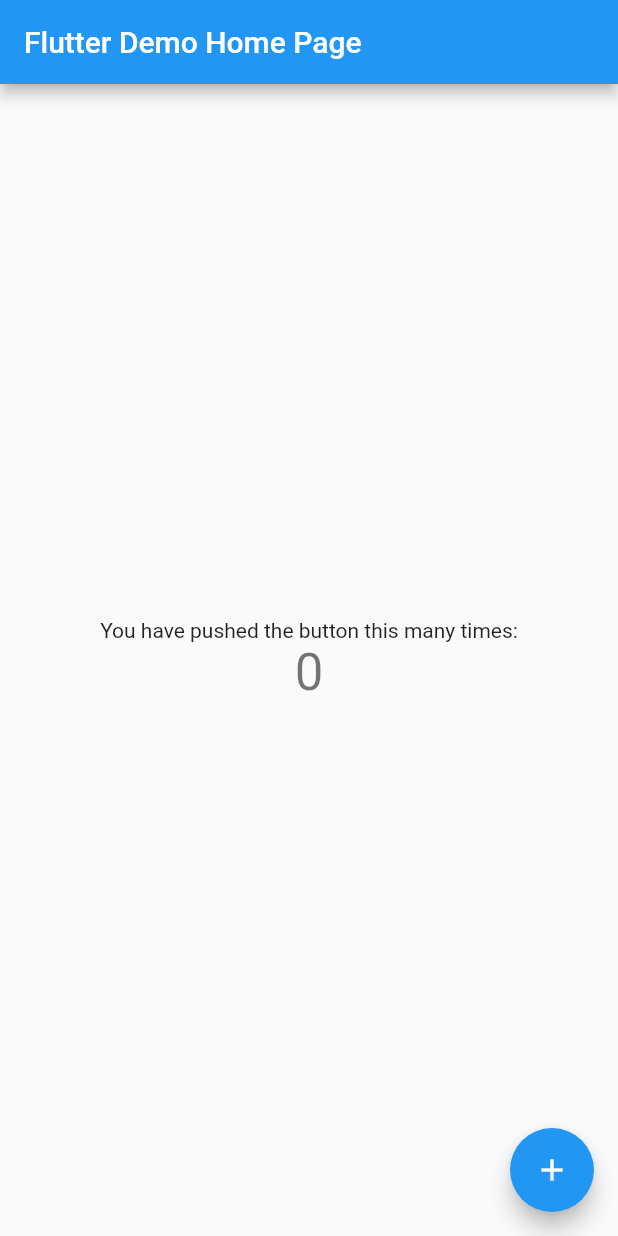
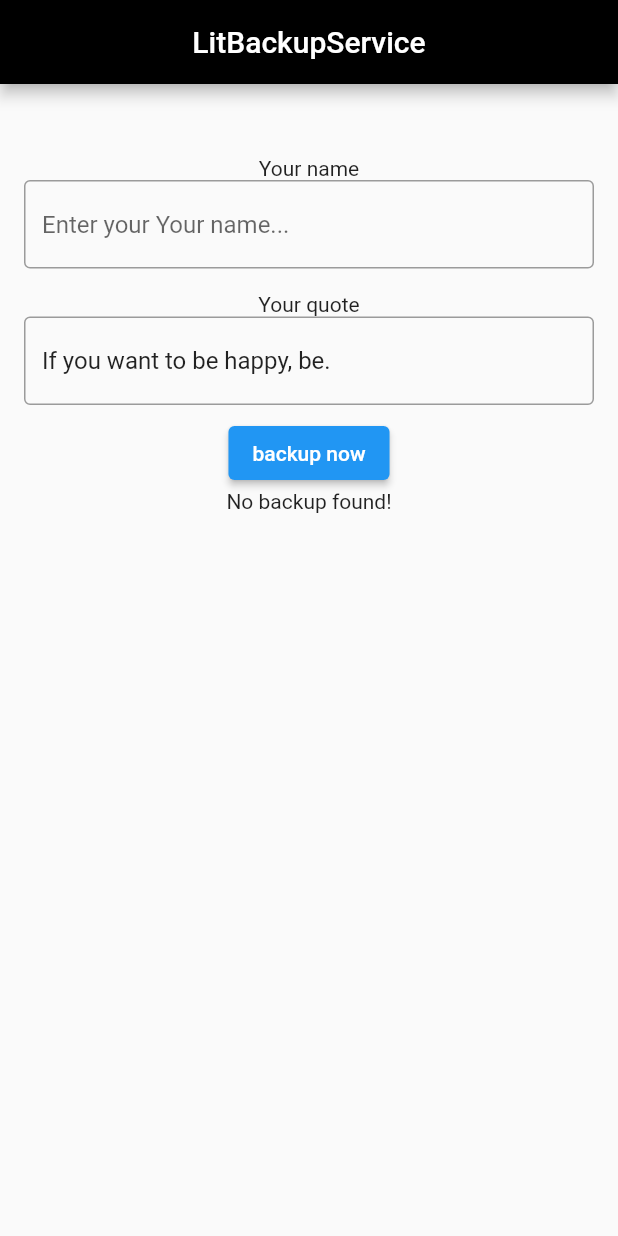
Before and after one commit to litlifesoftware/lit_backup_service, a Flutter app: the screen it shows after launch, on a phone screen of 412 x 824 dp. Run offline on Flutter 3.47's test engine with Material 2 defaults, Android fonts, the phone set to English and light mode, and no system bars.

Commit message:
Implement `example` app

```diff
--- a/example/lib/main.dart
+++ b/example/lib/main.dart
@@ -1,4 +1,36 @@
+import 'dart:convert';
+
 import 'package:flutter/material.dart';
+import 'package:lit_backup_service/lit_backup_service.dart';
+
+class ExampleBackup implements BackupModel {
+  final String name;
+  final String quote;
+  final String backupDate;
+
+  const ExampleBackup({
+    required this.name,
+    required this.quote,
+    required this.backupDate,
+  });
+
+  factory ExampleBackup.fromJson(Map<String, dynamic> json) {
+    return ExampleBackup(
+      name: json['name'] as String,
+      quote: json['quote'] as String,
+      backupDate: json['backupDate'] as String,
+    );
+  }
+
+  @override
+  Map<String, dynamic> toJson() {
+    return {
+      'quote': quote,
+      'name': name,
+      'backupDate': backupDate,
+    };
+  }
+}
 
 void main() {
   runApp(MyApp());
@@ -9,105 +41,214 @@ class MyApp extends StatelessWidget {
   @override
   Widget build(BuildContext context) {
     return MaterialApp(
-      title: 'Flutter Demo',
-      theme: ThemeData(
-        // This is the theme of your application.
-        //
-        // Try running your application with "flutter run". You'll see the
-        // application has a blue toolbar. Then, without quitting the app, try
-        // changing the primarySwatch below to Colors.green and then invoke
-        // "hot reload" (press "r" in the console where you ran "flutter run",
-        // or simply save your changes to "hot reload" in a Flutter IDE).
-        // Notice that the counter didn't reset back to zero; the application
-        // is not restarted.
-        primarySwatch: Colors.blue,
-      ),
-      home: MyHomePage(title: 'Flutter Demo Home Page'),
+      title: 'LitBackupService',
+      debugShowCheckedModeBanner: false,
+      home: HomeScreen(),
     );
   }
 }
 
-class MyHomePage extends StatefulWidget {
-  MyHomePage({Key? key, required this.title}) : super(key: key);
-
-  // This widget is the home page of your application. It is stateful, meaning
-  // that it has a State object (defined below) that contains fields that affect
-  // how it looks.
-
-  // This class is the configuration for the state. It holds the values (in this
-  // case the title) provided by the parent (in this case the App widget) and
-  // used by the build method of the State. Fields in a Widget subclass are
-  // always marked "final".
-
-  final String title;
-
+class HomeScreen extends StatefulWidget {
   @override
-  _MyHomePageState createState() => _MyHomePageState();
+  _HomeScreenState createState() => _HomeScreenState();
 }
 
-class _MyHomePageState extends State<MyHomePage> {
-  int _counter = 0;
+class _HomeScreenState extends State<HomeScreen> {
+  TextEditingController _nameInput = TextEditingController(text: '');
+  TextEditingController _quoteInput =
+      TextEditingController(text: 'If you want to be happy, be.');
 
-  void _incrementCounter() {
-    setState(() {
-      // This call to setState tells the Flutter framework that something has
-      // changed in this State, which causes it to rerun the build method below
-      // so that the display can reflect the updated values. If we changed
-      // _counter without calling setState(), then the build method would not be
-      // called again, and so nothing would appear to happen.
-      _counter++;
-    });
+  ExampleBackup get exampleBackup {
+    return ExampleBackup(
+      name: _nameInput.text,
+      quote: _quoteInput.text,
+      backupDate: DateTime.now().toIso8601String(),
+    );
+  }
+
+  final BackupStorage backupStorage = BackupStorage(
+    organizationName: "MyOrganization",
+    applicationName: "LitBackupService",
+    fileName: "examplebackup",
+  );
+
+  // Write the variable as a string to the file.
+  Future<void> _writeBackup(ExampleBackup backup) async {
+    setState(
+      () => {
+        backupStorage.writeBackup(backup),
+      },
+    );
+  }
+
+  Future<BackupModel?> _readBackup() {
+    return backupStorage.readBackup(
+      decode: (contents) => ExampleBackup.fromJson(
+        jsonDecode(contents),
+      ),
+    );
+  }
+
+  String formatAsLocalizedDate(BuildContext context, DateTime date) {
+    final TimeOfDay timeOfDay = TimeOfDay.fromDateTime(date);
+    final String dateFormat =
+        MaterialLocalizations.of(context).formatShortDate(date);
+    final String timeFormat = MaterialLocalizations.of(context).formatTimeOfDay(
+      timeOfDay,
+    );
+    return "$dateFormat $timeFormat";
   }
 
   @override
   Widget build(BuildContext context) {
-    // This method is rerun every time setState is called, for instance as done
-    // by the _incrementCounter method above.
-    //
-    // The Flutter framework has been optimized to make rerunning build methods
-    // fast, so that you can just rebuild anything that needs updating rather
-    // than having to individually change instances of widgets.
     return Scaffold(
       appBar: AppBar(
-        // Here we take the value from the MyHomePage object that was created by
-        // the App.build method, and use it to set our appbar title.
-        title: Text(widget.title),
+        centerTitle: true,
+        backgroundColor: Colors.black,
+        title: Text("LitBackupService"),
       ),
-      body: Center(
-        // Center is a layout widget. It takes a single child and positions it
-        // in the middle of the parent.
-        child: Column(
-          // Column is also a layout widget. It takes a list of children and
-          // arranges them vertically. By default, it sizes itself to fit its
-          // children horizontally, and tries to be as tall as its parent.
-          //
-          // Invoke "debug painting" (press "p" in the console, choose the
-          // "Toggle Debug Paint" action from the Flutter Inspector in Android
-          // Studio, or the "Toggle Debug Paint" command in Visual Studio Code)
-          // to see the wireframe for each widget.
-          //
-          // Column has various properties to control how it sizes itself and
-          // how it positions its children. Here we use mainAxisAlignment to
-          // center the children vertically; the main axis here is the vertical
-          // axis because Columns are vertical (the cross axis would be
-          // horizontal).
-          mainAxisAlignment: MainAxisAlignment.center,
-          children: <Widget>[
-            Text(
-              'You have pushed the button this many times:',
+      body: SingleChildScrollView(
+        child: Center(
+          child: Padding(
+            padding: const EdgeInsets.symmetric(
+              vertical: 40.0,
+              horizontal: 16.0,
             ),
-            Text(
-              '$_counter',
-              style: Theme.of(context).textTheme.headline4,
+            child: Column(
+              children: [
+                _InputField(
+                  title: "Your name",
+                  controller: _nameInput,
+                ),
+                _InputField(
+                  title: "Your quote",
+                  controller: _quoteInput,
+                ),
+                ElevatedButton(
+                  onPressed: () => _writeBackup(exampleBackup),
+                  child: Text("backup now"),
+                ),
+                _BackupPreviewBuilder(
+                  backupStorage: backupStorage,
+                  formatAsLocalizedDate: formatAsLocalizedDate,
+                  readBackup: _readBackup(),
+                ),
+              ],
             ),
-          ],
+          ),
         ),
       ),
-      floatingActionButton: FloatingActionButton(
-        onPressed: _incrementCounter,
-        tooltip: 'Increment',
-        child: Icon(Icons.add),
-      ), // This trailing comma makes auto-formatting nicer for build methods.
     );
   }
 }
+
+class _BackupPreviewBuilder extends StatelessWidget {
+  final BackupStorage backupStorage;
+  final String Function(BuildContext context, DateTime datetime)
+      formatAsLocalizedDate;
+  final Future<BackupModel?> readBackup;
+  const _BackupPreviewBuilder({
+    Key? key,
+    required this.backupStorage,
+    required this.formatAsLocalizedDate,
+    required this.readBackup,
+  }) : super(key: key);
+
+  @override
+  Widget build(BuildContext context) {
+    return FutureBuilder(
+      future: readBackup,
+      builder: (context, AsyncSnapshot<BackupModel?> snap) {
+        if (snap.connectionState == ConnectionState.done) {
+          if (snap.hasData) {
+            ExampleBackup? exampleBackup = snap.data as ExampleBackup;
+            return snap.data != null
+                ? Column(
+                    crossAxisAlignment: CrossAxisAlignment.start,
+                    children: [
+                      Text(
+                        "Backup of ${exampleBackup.name}",
+                      ),
+                      Text(
+                        "Quote: ${exampleBackup.quote}",
+                      ),
+                      Text(
+                        "Last backup:" +
+                            " " +
+                            formatAsLocalizedDate(
+                              context,
+                              DateTime.parse(exampleBackup.backupDate),
+                            ),
+                      ),
+                      Padding(
+                        padding: const EdgeInsets.symmetric(
+                          vertical: 30.0,
+                        ),
+                        child: Text(
+                          "You will find your JSON file on your" +
+                              " " +
+                              "selected Media directory of your" +
+                              " " +
+                              "local device.",
+                        ),
+                      ),
+                      FutureBuilder(
+                        future: backupStorage.currentMediaPath,
+                        builder: (context, AsyncSnapshot<String> snap) {
+                          return snap.data != null
+                              ? Padding(
+                                  padding: const EdgeInsets.symmetric(
+                                    vertical: 15.0,
+                                  ),
+                                  child: Text(
+                                    "Current media directory:\n" + snap.data!,
+                                  ),
+                                )
+                              : SizedBox();
+                        },
+                      )
+                    ],
+                  )
+                : Text("No backup found!");
+          }
+
+          if (snap.hasError) return Text("Error");
+        } else if (snap.connectionState == ConnectionState.waiting) {
+          return CircularProgressIndicator();
+        }
+        return Text("No backup found!");
+      },
+    );
+  }
+}
+
+class _InputField extends StatelessWidget {
+  final String title;
+  final TextEditingController controller;
+  const _InputField({
+    Key? key,
+    required this.title,
+    required this.controller,
+  }) : super(key: key);
+
+  @override
+  Widget build(BuildContext context) {
+    return Padding(
+      padding: const EdgeInsets.symmetric(
+        vertical: 8.0,
+      ),
+      child: Column(
+        children: [
+          Text(title),
+          TextField(
+            controller: controller,
+            decoration: InputDecoration(
+              border: OutlineInputBorder(),
+              hintText: 'Enter your $title...',
+            ),
+          ),
+        ],
+      ),
+    );
+  }
+}
```
